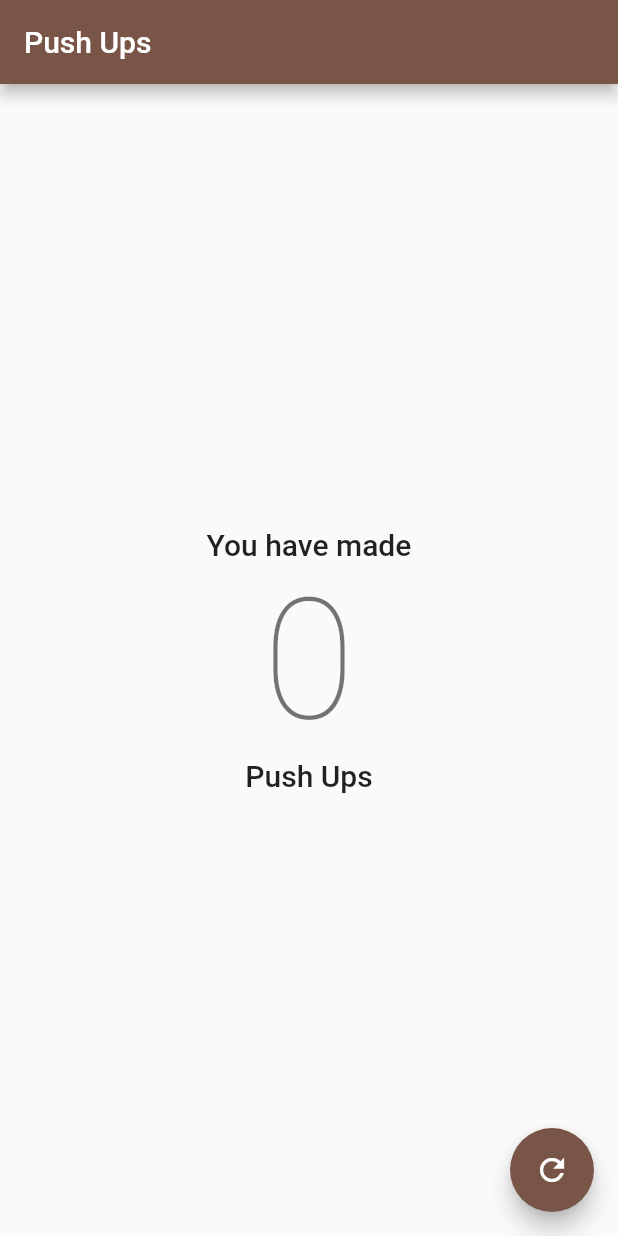
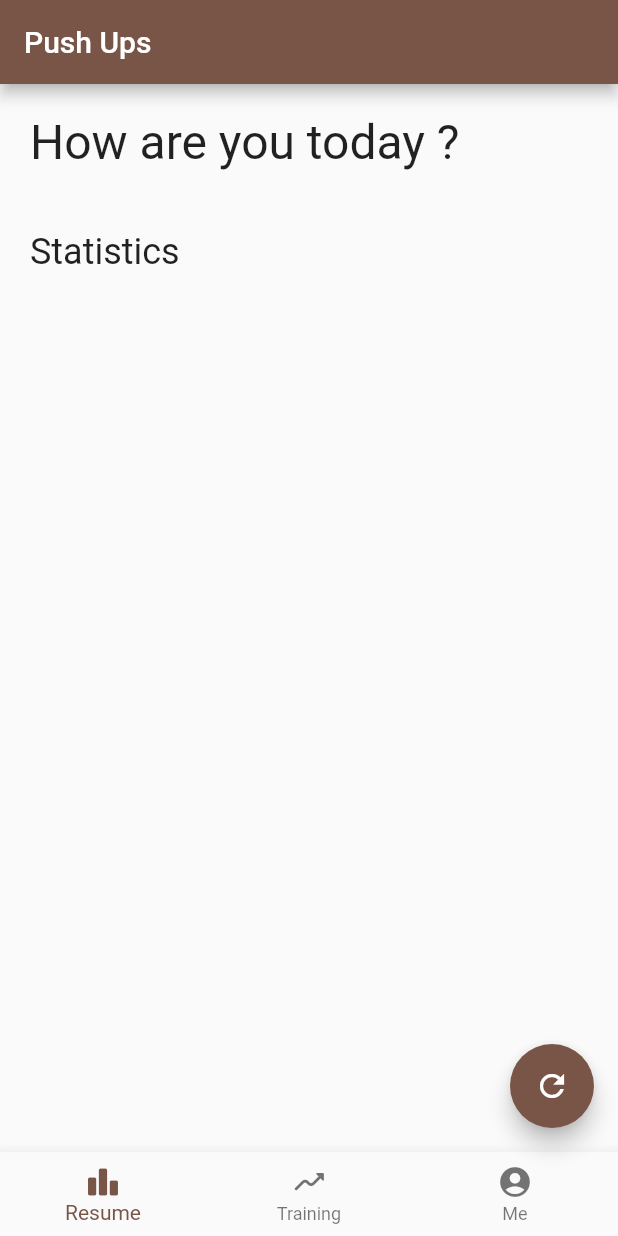
Before and after one commit to nathhdt/flutter-push-ups, a Flutter app: the screen it shows after launch, on a phone screen of 412 x 824 dp. Run offline on Flutter 3.47's test engine with Material 2 defaults, Android fonts, the phone set to English and light mode, and no system bars.

Commit message:
Bottom bar up

```diff
--- a/lib/main.dart
+++ b/lib/main.dart
@@ -1,13 +1,12 @@
 import 'package:flutter/material.dart';
-
-
 
 void main() {
   runApp(MyApp());
 }
 
+// App
 class MyApp extends StatelessWidget {
-  // This widget is the root of your application.
+  // Root of the app
   @override
   Widget build(BuildContext context) {
     return MaterialApp(
@@ -20,6 +19,7 @@ class MyApp extends StatelessWidget {
   }
 }
 
+// HOME-PAGE
 class MyHomePage extends StatefulWidget {
   MyHomePage({Key? key, required this.title}) : super(key: key);
   final String title;
@@ -28,8 +28,10 @@ class MyHomePage extends StatefulWidget {
   _MyHomePageState createState() => _MyHomePageState();
 }
 
+// MAIN
 class _MyHomePageState extends State<MyHomePage> {
   int _counter = 0;
+  int _selectedIndex = 0;
 
   void _incrementCounter() {
     setState(() {
@@ -43,18 +45,43 @@ class _MyHomePageState extends State<MyHomePage> {
     });
   }
 
+  void _onNavbarTapped(int index) {
+    setState(() {
+      _selectedIndex = index;
+    });
+  }
+
   @override
   Widget build(BuildContext context) {
-    return Scaffold(
-      appBar: AppBar(
-        title: Text(widget.title),
-        brightness: Brightness.dark,
+    // LISTE DES PAGES
+    List<Widget> _pages = <Widget>[
+      Column(children: <Widget>[
+        Row(
+          //ROW 1
+          children: [
+            Container(
+                padding: EdgeInsets.fromLTRB(20, 20, 20, 20),
+                child: new Text(
+                  'How are you today ?',
+                  overflow: TextOverflow.ellipsis,
+                  style: TextStyle(fontSize: 32.0, fontStyle: FontStyle.normal),
+                )),
+          ],
         ),
-      body: InkWell(
-        onTap: () {
-          setState(() { _incrementCounter();});
-        },
-        child: Column(
+        Row(
+          //ROW 1
+          children: [
+            Container(
+                padding: EdgeInsets.fromLTRB(20, 20, 20, 20),
+                child: new Text(
+                  'Statistics',
+                  overflow: TextOverflow.ellipsis,
+                  style: TextStyle(fontSize: 24.0, fontStyle: FontStyle.normal),
+                )),
+          ],
+        ),
+      ]),
+      Column(
         crossAxisAlignment: CrossAxisAlignment.stretch,
         mainAxisAlignment: MainAxisAlignment.center,
         children: <Widget>[
@@ -64,7 +91,7 @@ class _MyHomePageState extends State<MyHomePage> {
             textAlign: TextAlign.center,
           ),
           Text(
-              '$_counter',
+            _counter.toString(),
             style: Theme.of(context).textTheme.headline1,
             textAlign: TextAlign.center,
           ),
@@ -75,6 +102,98 @@ class _MyHomePageState extends State<MyHomePage> {
           ),
         ],
       ),
+      ListView(
+        padding: const EdgeInsets.only(top:20),
+        children: <Widget>[
+          Container(
+            margin: const EdgeInsets.only(left: 20.0, right: 20.0, bottom: 10.0),
+            height: 50,
+            decoration: BoxDecoration(
+              borderRadius: BorderRadius.circular(8),
+              color: Colors.brown[400],
+              boxShadow: [
+                BoxShadow(
+                  color: Colors.grey.withOpacity(0.5),
+                  spreadRadius: 5,
+                  blurRadius: 7,
+                  offset: Offset(0, 3), // changes position of shadow
+                ),
+              ],
+            ),
+            child: const Center(child: Text('16 - 12 - 14 - 10 - 10', style: TextStyle(fontSize: 16, color: Colors.white, fontWeight: FontWeight.bold))),
+          ),
+          Container(
+            margin: const EdgeInsets.only(left: 20.0, right: 20.0, bottom: 10.0),
+            height: 50,
+            decoration: BoxDecoration(
+                borderRadius: BorderRadius.circular(8),
+                color: Colors.brown[400],
+              boxShadow: [
+                BoxShadow(
+                  color: Colors.grey.withOpacity(0.5),
+                  spreadRadius: 5,
+                  blurRadius: 7,
+                  offset: Offset(0, 3), // changes position of shadow
+                ),
+              ],
+            ),
+            child: const Center(child: Text('16 - 16 - 12 - 11 - 10', style: TextStyle(fontSize: 16, color: Colors.white, fontWeight: FontWeight.bold))),
+          ),
+          Container(
+            margin: const EdgeInsets.only(left: 20.0, right: 20.0, bottom: 10.0),
+            height: 50,
+            decoration: BoxDecoration(
+                borderRadius: BorderRadius.circular(8),
+                color: Colors.brown[400],
+              boxShadow: [
+                BoxShadow(
+                  color: Colors.grey.withOpacity(0.5),
+                  spreadRadius: 5,
+                  blurRadius: 7,
+                  offset: Offset(0, 3), // changes position of shadow
+                ),
+              ],
+            ),
+            child: const Center(child: Text('18 - 16 - 12 - 12 - 10', style: TextStyle(fontSize: 16, color: Colors.white, fontWeight: FontWeight.bold))),
+          ),
+        ],
+      ),
+    ];
+
+    // SCAFFOLD
+    return Scaffold(
+      appBar: AppBar(
+        title: Text(widget.title),
+        brightness: Brightness.dark,
+      ),
+      body: InkWell(
+        onTap: () {
+          setState(() {
+            // Si page training
+            if (_selectedIndex == 1) {
+              _incrementCounter();
+            }
+          });
+        },
+        child: _pages.elementAt(_selectedIndex),
+      ),
+      bottomNavigationBar: BottomNavigationBar(
+        items: const <BottomNavigationBarItem>[
+          BottomNavigationBarItem(
+            icon: Icon(Icons.leaderboard_rounded),
+            label: 'Resume',
+          ),
+          BottomNavigationBarItem(
+            icon: Icon(Icons.moving_rounded),
+            label: 'Training',
+          ),
+          BottomNavigationBarItem(
+            icon: Icon(Icons.account_circle_rounded),
+            label: 'Me',
+          ),
+        ],
+        currentIndex: _selectedIndex,
+        onTap: _onNavbarTapped, //New
       ),
       floatingActionButton: FloatingActionButton(
         onPressed: _incrementReset,
```
Also changed, not shown: 15 other files. Lines whose indentation alone changed are shown as unchanged.
